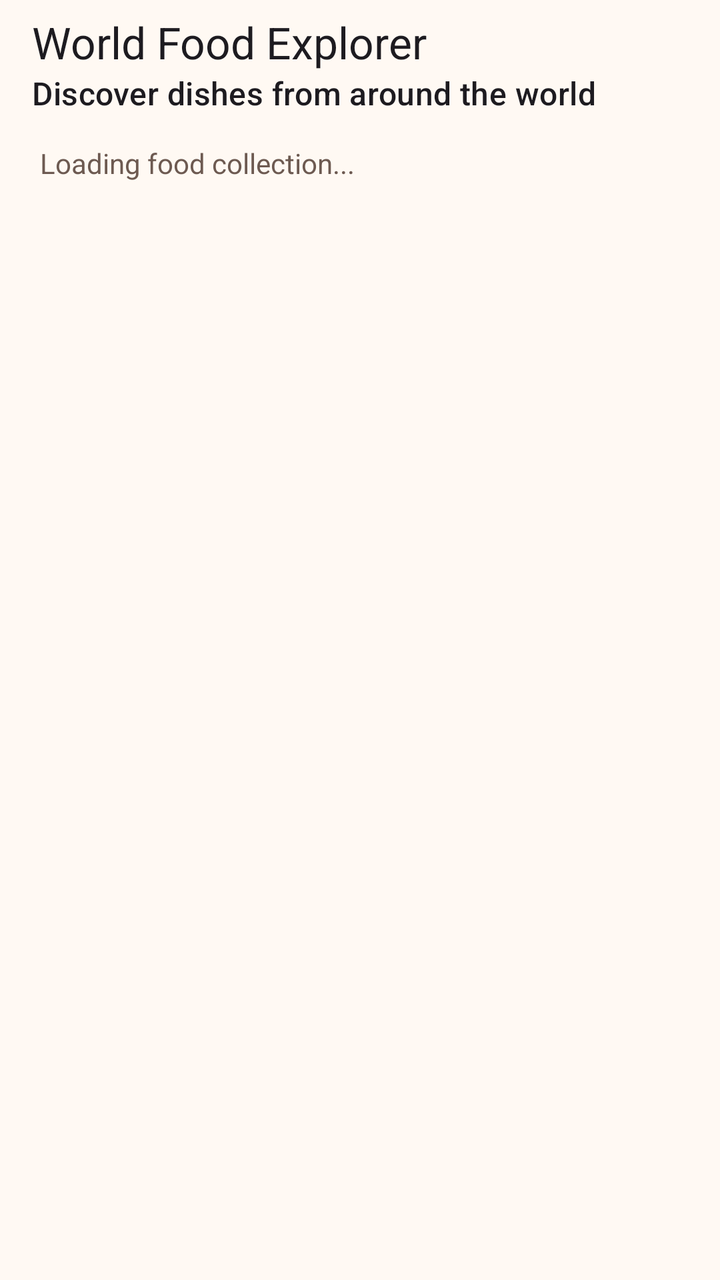
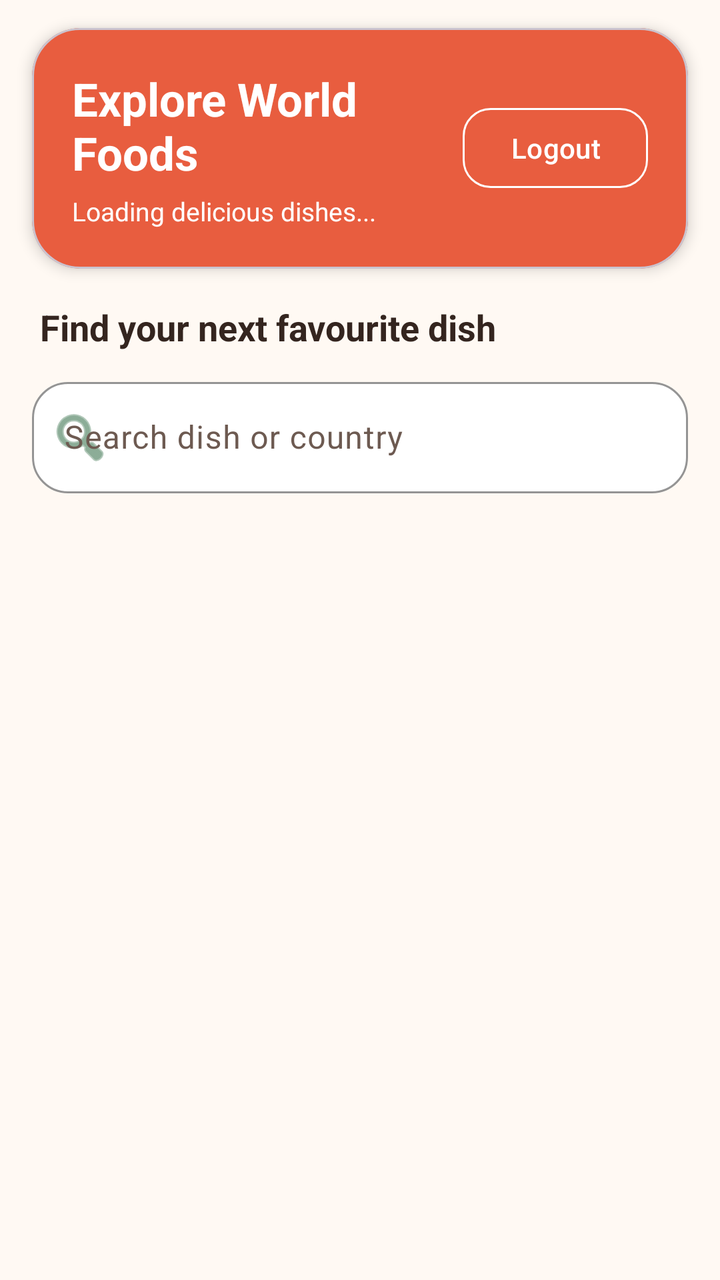

Screens rendered from an Android XML layout before and after an edit, with the pre-edit source and the edit as a unified diff.
<!-- AndroidManifest.xml: application theme Theme.S8156519Assignment2 -->
<!-- res/layout/fragment_dashboard.xml -->
<?xml version="1.0" encoding="utf-8"?>
<androidx.constraintlayout.widget.ConstraintLayout
    xmlns:android="http://schemas.android.com/apk/res/android"
    xmlns:app="http://schemas.android.com/apk/res-auto"
    android:layout_width="match_parent"
    android:layout_height="match_parent"
    android:background="?attr/colorSurface">

    <com.google.android.material.appbar.MaterialToolbar
        android:id="@+id/dashboardToolbar"
        android:layout_width="0dp"
        android:layout_height="wrap_content"
        android:background="?attr/colorSurface"
        android:minHeight="?attr/actionBarSize"
        android:paddingStart="8dp"
        android:paddingEnd="8dp"
        app:layout_constraintEnd_toEndOf="parent"
        app:layout_constraintStart_toStartOf="parent"
        app:layout_constraintTop_toTopOf="parent"
        app:subtitle="Discover dishes from around the world"
        app:title="World Food Explorer" />

    <TextView
        android:id="@+id/entityCountText"
        android:layout_width="0dp"
        android:layout_height="wrap_content"
        android:layout_marginStart="20dp"
        android:layout_marginTop="8dp"
        android:layout_marginEnd="20dp"
        android:text="Loading food collection..."
        android:textColor="?attr/colorOnSurfaceVariant"
        android:textSize="14sp"
        app:layout_constraintEnd_toEndOf="parent"
        app:layout_constraintStart_toStartOf="parent"
        app:layout_constraintTop_toBottomOf="@id/dashboardToolbar" />

    <androidx.recyclerview.widget.RecyclerView
        android:id="@+id/foodsRecyclerView"
        android:layout_width="0dp"
        android:layout_height="0dp"
        android:clipToPadding="false"
        android:paddingStart="16dp"
        android:paddingTop="14dp"
        android:paddingEnd="16dp"
        android:paddingBottom="24dp"
        app:layoutManager="androidx.recyclerview.widget.LinearLayoutManager"
        app:layout_constraintBottom_toBottomOf="parent"
        app:layout_constraintEnd_toEndOf="parent"
        app:layout_constraintStart_toStartOf="parent"
        app:layout_constraintTop_toBottomOf="@id/entityCountText" />

    <ProgressBar
        android:id="@+id/dashboardProgressBar"
        android:layout_width="48dp"
        android:layout_height="48dp"
        app:layout_constraintBottom_toBottomOf="parent"
        app:layout_constraintEnd_toEndOf="parent"
        app:layout_constraintStart_toStartOf="parent"
        app:layout_constraintTop_toBottomOf="@id/dashboardToolbar" />

    <LinearLayout
        android:id="@+id/dashboardErrorContainer"
        android:layout_width="0dp"
        android:layout_height="wrap_content"
        android:layout_marginStart="32dp"
        android:layout_marginEnd="32dp"
        android:gravity="center"
        android:orientation="vertical"
        android:visibility="gone"
        app:layout_constraintBottom_toBottomOf="parent"
        app:layout_constraintEnd_toEndOf="parent"
        app:layout_constraintStart_toStartOf="parent"
        app:layout_constraintTop_toBottomOf="@id/dashboardToolbar">

        <TextView
            android:layout_width="wrap_content"
            android:layout_height="wrap_content"
            android:text="⚠️"
            android:textSize="42sp"
            android:contentDescription="Error" />

        <TextView
            android:id="@+id/dashboardErrorText"
            android:layout_width="match_parent"
            android:layout_height="wrap_content"
            android:layout_marginTop="12dp"
            android:gravity="center"
            android:text="Unable to load food information."
            android:textColor="?attr/colorError"
            android:textSize="15sp" />

        <com.google.android.material.button.MaterialButton
            android:id="@+id/retryButton"
            style="@style/Widget.Material3.Button.OutlinedButton"
            android:layout_width="wrap_content"
            android:layout_height="wrap_content"
            android:layout_marginTop="18dp"
            android:text="Try Again" />

    </LinearLayout>

</androidx.constraintlayout.widget.ConstraintLayout>
<!-- resources referenced by this layout -->
<resources>
  <style name="Theme.S8156519Assignment2" parent="Theme.Material3.Light.NoActionBar">
  
          
          <item name="colorPrimary">@color/food_orange</item>
          <item name="colorOnPrimary">@color/food_white</item>
          <item name="colorPrimaryContainer">@color/food_peach</item>
          <item name="colorOnPrimaryContainer">@color/food_brown</item>
  
          
          <item name="colorSecondary">@color/food_green</item>
          <item name="colorOnSecondary">@color/food_white</item>
          <item name="colorSecondaryContainer">@color/food_green_light</item>
          <item name="colorOnSecondaryContainer">@color/food_brown</item>
  
          
          <item name="android:colorBackground">@color/food_cream</item>
          <item name="colorSurface">@color/food_cream</item>
          <item name="colorOnSurface">@color/food_brown</item>
          <item name="colorSurfaceVariant">@color/food_peach</item>
          <item name="colorOnSurfaceVariant">@color/food_brown_light</item>
          <item name="colorOutline">@color/food_border</item>
  
          
          <item name="android:statusBarColor">@color/food_cream</item>
          <item name="android:navigationBarColor">@color/food_cream</item>
          <item name="android:windowLightStatusBar">true</item>
  
      </style>
  <color name="food_orange">#E85D3F</color>
  <color name="food_white">#FFFFFF</color>
  <color name="food_peach">#FFF0E8</color>
  <color name="food_brown">#34251F</color>
  <color name="food_green">#3F7652</color>
  <color name="food_green_light">#E6F2E9</color>
  <color name="food_cream">#FFF9F3</color>
  <color name="food_brown_light">#6D5A51</color>
  <color name="food_border">#E7CFC3</color>
</resources>

<!-- the commit's change to res/layout/fragment_dashboard.xml (unified diff, before → after) -->
@@ -1,102 +1,172 @@
 <?xml version="1.0" encoding="utf-8"?>
-<androidx.constraintlayout.widget.ConstraintLayout
+<LinearLayout
     xmlns:android="http://schemas.android.com/apk/res/android"
     xmlns:app="http://schemas.android.com/apk/res-auto"
     android:layout_width="match_parent"
     android:layout_height="match_parent"
-    android:background="?attr/colorSurface">
+    android:background="@color/food_cream"
+    android:orientation="vertical">
 
-    <com.google.android.material.appbar.MaterialToolbar
-        android:id="@+id/dashboardToolbar"
-        android:layout_width="0dp"
+    
+    <com.google.android.material.card.MaterialCardView
+        android:layout_width="match_parent"
         android:layout_height="wrap_content"
-        android:background="?attr/colorSurface"
-        android:minHeight="?attr/actionBarSize"
-        android:paddingStart="8dp"
-        android:paddingEnd="8dp"
-        app:layout_constraintEnd_toEndOf="parent"
-        app:layout_constraintStart_toStartOf="parent"
-        app:layout_constraintTop_toTopOf="parent"
-        app:subtitle="Discover dishes from around the world"
-        app:title="World Food Explorer" />
+        android:layout_marginStart="16dp"
+        android:layout_marginTop="14dp"
+        android:layout_marginEnd="16dp"
+        app:cardBackgroundColor="@color/food_orange"
+        app:cardCornerRadius="24dp"
+        app:cardElevation="4dp">
+
+        <LinearLayout
+            android:layout_width="match_parent"
+            android:layout_height="wrap_content"
+            android:gravity="center_vertical"
+            android:orientation="horizontal"
+            android:padding="20dp">
+
+            <LinearLayout
+                android:layout_width="0dp"
+                android:layout_height="wrap_content"
+                android:layout_weight="1"
+                android:orientation="vertical">
+
+                <TextView
+                    android:layout_width="wrap_content"
+                    android:layout_height="wrap_content"
+                    android:text="Explore World Foods"
+                    android:textColor="@color/food_white"
+                    android:textSize="23sp"
+                    android:textStyle="bold" />
+
+                <TextView
+                    android:id="@+id/entityCountText"
+                    android:layout_width="wrap_content"
+                    android:layout_height="wrap_content"
+                    android:layout_marginTop="5dp"
+                    android:text="Loading delicious dishes..."
+                    android:textColor="@color/food_white"
+                    android:textSize="13sp" />
+
+            </LinearLayout>
+
+            <com.google.android.material.button.MaterialButton
+                android:id="@+id/logoutButton"
+                style="@style/Widget.Material3.Button.OutlinedButton"
+                android:layout_width="wrap_content"
+                android:layout_height="48dp"
+                android:text="Logout"
+                android:textAllCaps="false"
+                android:textColor="@color/food_white"
+                app:cornerRadius="14dp"
+                app:strokeColor="@color/food_white"
+                app:strokeWidth="1dp" />
+
+        </LinearLayout>
+
+    </com.google.android.material.card.MaterialCardView>
 
     <TextView
-        android:id="@+id/entityCountText"
-        android:layout_width="0dp"
+        android:layout_width="match_parent"
         android:layout_height="wrap_content"
         android:layout_marginStart="20dp"
-        android:layout_marginTop="8dp"
+        android:layout_marginTop="17dp"
         android:layout_marginEnd="20dp"
-        android:text="Loading food collection..."
-        android:textColor="?attr/colorOnSurfaceVariant"
-        android:textSize="14sp"
-        app:layout_constraintEnd_toEndOf="parent"
-        app:layout_constraintStart_toStartOf="parent"
-        app:layout_constraintTop_toBottomOf="@id/dashboardToolbar" />
+        android:text="Find your next favourite dish"
+        android:textColor="@color/food_brown"
+        android:textSize="18sp"
+        android:textStyle="bold" />
 
-    <androidx.recyclerview.widget.RecyclerView
-        android:id="@+id/foodsRecyclerView"
-        android:layout_width="0dp"
-        android:layout_height="0dp"
-        android:clipToPadding="false"
-        android:paddingStart="16dp"
-        android:paddingTop="14dp"
-        android:paddingEnd="16dp"
-        android:paddingBottom="24dp"
-        app:layoutManager="androidx.recyclerview.widget.LinearLayoutManager"
-        app:layout_constraintBottom_toBottomOf="parent"
-        app:layout_constraintEnd_toEndOf="parent"
-        app:layout_constraintStart_toStartOf="parent"
-        app:layout_constraintTop_toBottomOf="@id/entityCountText" />
+    
+    <com.google.android.material.textfield.TextInputLayout
+        style="@style/Widget.Material3.TextInputLayout.OutlinedBox"
+        android:layout_width="match_parent"
+        android:layout_height="wrap_content"
+        android:layout_marginStart="16dp"
+        android:layout_marginTop="10dp"
+        android:layout_marginEnd="16dp"
+        android:hint="Search dish or country"
+        app:boxBackgroundColor="@color/food_white"
+        app:boxCornerRadiusBottomEnd="18dp"
+        app:boxCornerRadiusBottomStart="18dp"
+        app:boxCornerRadiusTopEnd="18dp"
+        app:boxCornerRadiusTopStart="18dp"
+        app:boxStrokeColor="@color/food_green"
+        app:startIconDrawable="@android:drawable/ic_menu_search"
+        app:startIconTint="@color/food_green">
 
-    <ProgressBar
-        android:id="@+id/dashboardProgressBar"
-        android:layout_width="48dp"
-        android:layout_height="48dp"
-        app:layout_constraintBottom_toBottomOf="parent"
-        app:layout_constraintEnd_toEndOf="parent"
-        app:layout_constraintStart_toStartOf="parent"
-        app:layout_constraintTop_toBottomOf="@id/dashboardToolbar" />
-
-    <LinearLayout
-        android:id="@+id/dashboardErrorContainer"
-        android:layout_width="0dp"
-        android:layout_height="wrap_content"
-        android:layout_marginStart="32dp"
-        android:layout_marginEnd="32dp"
-        android:gravity="center"
-        android:orientation="vertical"
-        android:visibility="gone"
-        app:layout_constraintBottom_toBottomOf="parent"
-        app:layout_constraintEnd_toEndOf="parent"
-        app:layout_constraintStart_toStartOf="parent"
-        app:layout_constraintTop_toBottomOf="@id/dashboardToolbar">
-
-        <TextView
-            android:layout_width="wrap_content"
-            android:layout_height="wrap_content"
-            android:text="⚠️"
-            android:textSize="42sp"
-            android:contentDescription="Error" />
-
-        <TextView
-            android:id="@+id/dashboardErrorText"
+        <com.google.android.material.textfield.TextInputEditText
+            android:id="@+id/searchEditText"
             android:layout_width="match_parent"
             android:layout_height="wrap_content"
-            android:layout_marginTop="12dp"
+            android:inputType="text"
+            android:maxLines="1"
+            android:textColor="@color/food_brown" />
+
+    </com.google.android.material.textfield.TextInputLayout>
+
+    <FrameLayout
+        android:layout_width="match_parent"
+        android:layout_height="0dp"
+        android:layout_weight="1">
+
+        <androidx.recyclerview.widget.RecyclerView
+            android:id="@+id/foodsRecyclerView"
+            android:layout_width="match_parent"
+            android:layout_height="match_parent"
+            android:clipToPadding="false"
+            android:paddingStart="16dp"
+            android:paddingTop="14dp"
+            android:paddingEnd="16dp"
+            android:paddingBottom="20dp" />
+
+        <ProgressBar
+            android:id="@+id/dashboardProgressBar"
+            android:layout_width="46dp"
+            android:layout_height="46dp"
+            android:layout_gravity="center"
+            android:indeterminateTint="@color/food_orange"
+            android:visibility="gone" />
+
+        <LinearLayout
+            android:id="@+id/errorContainer"
+            android:layout_width="match_parent"
+            android:layout_height="wrap_content"
+            android:layout_gravity="center"
             android:gravity="center"
-            android:text="Unable to load food information."
-            android:textColor="?attr/colorError"
-            android:textSize="15sp" />
+            android:orientation="vertical"
+            android:padding="30dp"
+            android:visibility="gone">
 
-        <com.google.android.material.button.MaterialButton
-            android:id="@+id/retryButton"
-            style="@style/Widget.Material3.Button.OutlinedButton"
-            android:layout_width="wrap_content"
-            android:layout_height="wrap_content"
-            android:layout_marginTop="18dp"
-            android:text="Try Again" />
+            <TextView
+                android:layout_width="wrap_content"
+                android:layout_height="wrap_content"
+                android:text="⚠️"
+                android:textSize="42sp" />
 
-    </LinearLayout>
+            <TextView
+                android:id="@+id/errorText"
+                android:layout_width="match_parent"
+                android:layout_height="wrap_content"
+                android:layout_marginTop="12dp"
+                android:gravity="center"
+                android:text="Unable to load foods"
+                android:textColor="@color/food_brown"
+                android:textSize="15sp" />
 
-</androidx.constraintlayout.widget.ConstraintLayout>
+            <com.google.android.material.button.MaterialButton
+                android:id="@+id/retryButton"
+                android:layout_width="wrap_content"
+                android:layout_height="wrap_content"
+                android:layout_marginTop="16dp"
+                android:text="Try Again"
+                android:textAllCaps="false"
+                android:textColor="@color/food_white"
+                app:backgroundTint="@color/food_orange"
+                app:cornerRadius="14dp" />
+
+        </LinearLayout>
+
+    </FrameLayout>
+
+</LinearLayout>
